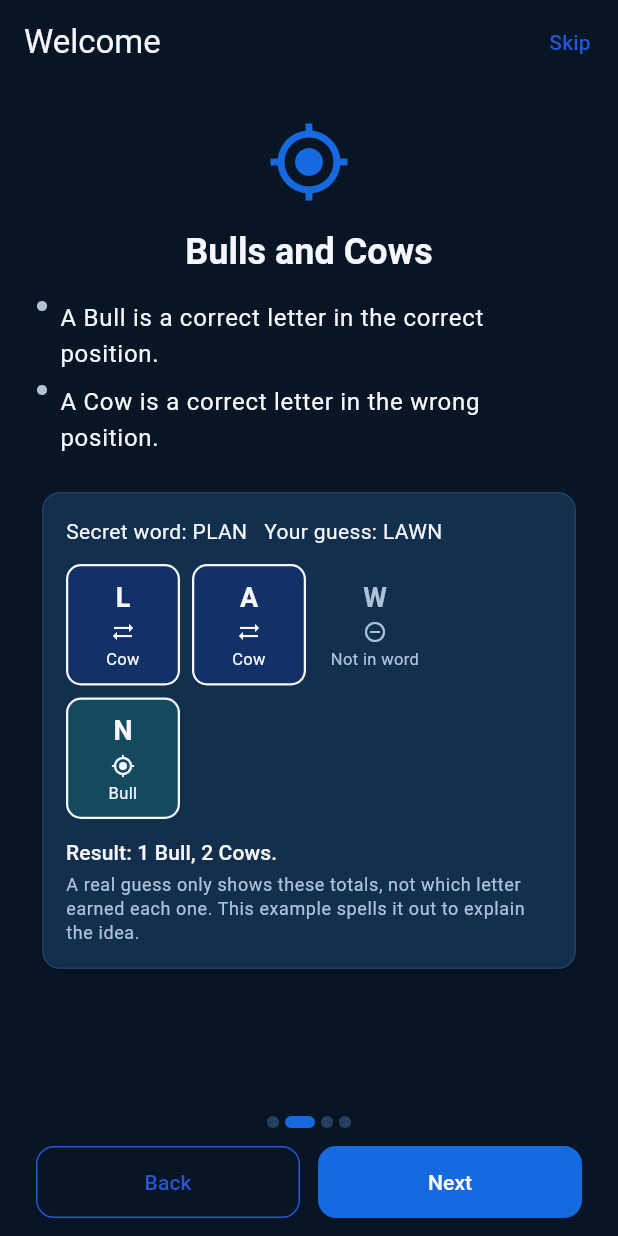
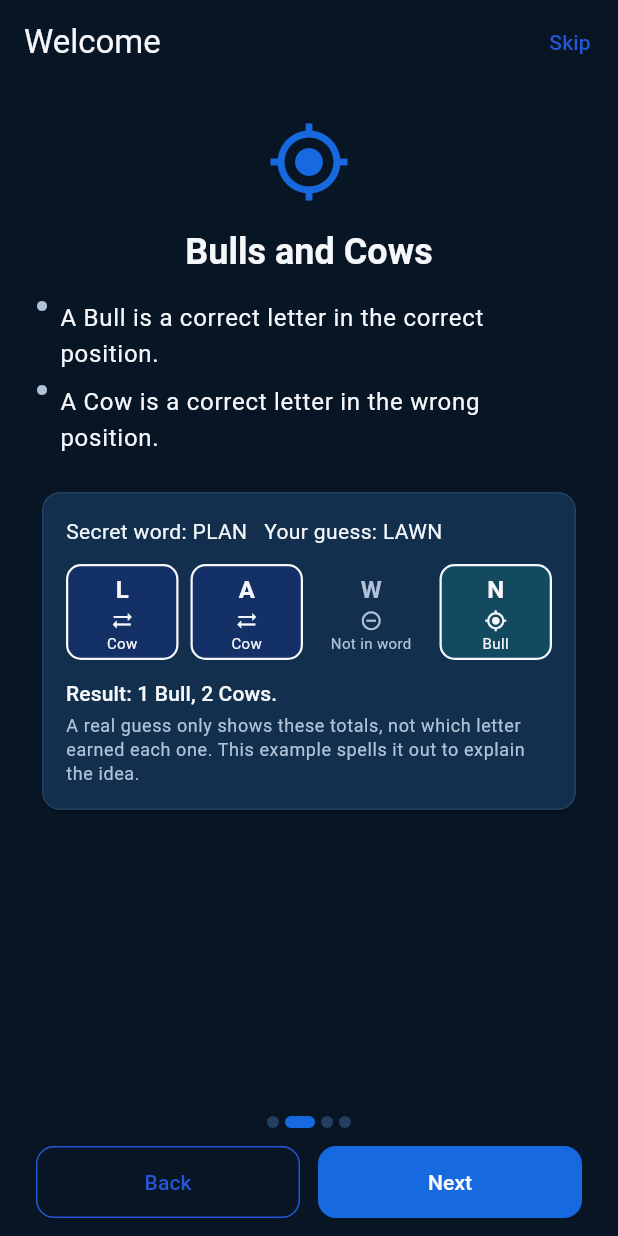
Before and after one commit to irshadmohd2002/cow-bull-quest, a Flutter app: the screen it shows after launch, swiped to page 2, on a phone screen of 412 x 824 dp. Run offline on Flutter 3.47's test engine with Material 3 defaults, Android fonts, the phone set to English and light mode, and no system bars; our stand-ins replace audioplayers, share_plus, shared_preferences; project files that could hold a hidden picture were left out.

Commit message:
fix: improve responsive layout across compact UI elements

```diff
--- a/lib/widgets/bulls_cows_example.dart
+++ b/lib/widgets/bulls_cows_example.dart
@@ -38,9 +38,13 @@ const List<_LetterStatus> _exampleStatuses = [
 ///
 /// Every letter's status is conveyed by an icon, a text label, and a
 /// distinct border/fill style — never by color alone — so it reads
-/// correctly for a color-blind player or a screen reader alike. Wrapped in
-/// a [Wrap] (not a fixed-width [Row]) so it never overflows at large text
-/// scale or on narrow screens.
+/// correctly for a color-blind player or a screen reader alike. Laid out as
+/// a [Row] of four equally-sized [Expanded] tiles (not a [Wrap]) so L, A, W,
+/// and N always stay on one line — an [Expanded] child's width is capped by
+/// its share of the row, so it can never force a sibling into a second
+/// line the way a fixed-width tile in a [Wrap] can. Each tile's own label
+/// wraps (up to two short lines) rather than the row wrapping, so large
+/// text scale grows the tiles' height, never their count per line.
 class BullsCowsExample extends StatelessWidget {
   const BullsCowsExample({super.key});
 
@@ -85,16 +89,21 @@ class BullsCowsExample extends StatelessWidget {
                   style: textTheme.bodyMedium,
                 ),
                 const SizedBox(height: AppSpacing.md),
-                Wrap(
-                  spacing: AppSpacing.sm,
-                  runSpacing: AppSpacing.sm,
-                  children: [
-                    for (var i = 0; i < _exampleGuess.length; i++)
-                      _LetterTile(
-                        letter: _exampleGuess[i],
-                        status: _exampleStatuses[i],
-                      ),
-                  ],
+                IntrinsicHeight(
+                  child: Row(
+                    crossAxisAlignment: CrossAxisAlignment.stretch,
+                    children: [
+                      for (var i = 0; i < _exampleGuess.length; i++) ...[
+                        if (i > 0) const SizedBox(width: AppSpacing.sm),
+                        Expanded(
+                          child: _LetterTile(
+                            letter: _exampleGuess[i],
+                            status: _exampleStatuses[i],
+                          ),
+                        ),
+                      ],
+                    ],
+                  ),
                 ),
                 const SizedBox(height: AppSpacing.md),
                 Text(
@@ -154,10 +163,9 @@ class _LetterTile extends StatelessWidget {
     };
 
     return Container(
-      width: 76,
       padding: const EdgeInsets.symmetric(
-        horizontal: AppSpacing.xs,
-        vertical: AppSpacing.sm,
+        horizontal: AppSpacing.xs / 2,
+        vertical: AppSpacing.xs,
       ),
       decoration: BoxDecoration(
         color: background,
@@ -166,22 +174,25 @@ class _LetterTile extends StatelessWidget {
       ),
       child: Column(
         mainAxisSize: MainAxisSize.min,
+        mainAxisAlignment: MainAxisAlignment.center,
         children: [
           Text(
             letter.toUpperCase(),
             style: TextStyle(
               fontWeight: FontWeight.bold,
-              fontSize: 18,
+              fontSize: 16,
               color: foreground,
             ),
           ),
           const SizedBox(height: AppSpacing.xs / 2),
-          Icon(icon, size: 16, color: foreground),
+          Icon(icon, size: 15, color: foreground),
           const SizedBox(height: AppSpacing.xs / 2),
           Text(
             label,
             textAlign: TextAlign.center,
-            style: TextStyle(fontSize: 11, color: foreground),
+            maxLines: 2,
+            overflow: TextOverflow.ellipsis,
+            style: TextStyle(fontSize: 10, color: foreground, height: 1.1),
           ),
         ],
       ),
```
Also changed, not shown: lib/features/game/presentation/game_screen.dart (+23 -3 lines), lib/features/game/presentation/widgets/guess_history_tile.dart (+11 -1 lines), lib/features/home/presentation/home_screen.dart (+7 -1 lines), lib/features/statistics/presentation/widgets/coin_summary_card.dart (+5 -3 lines), 2 other files.
